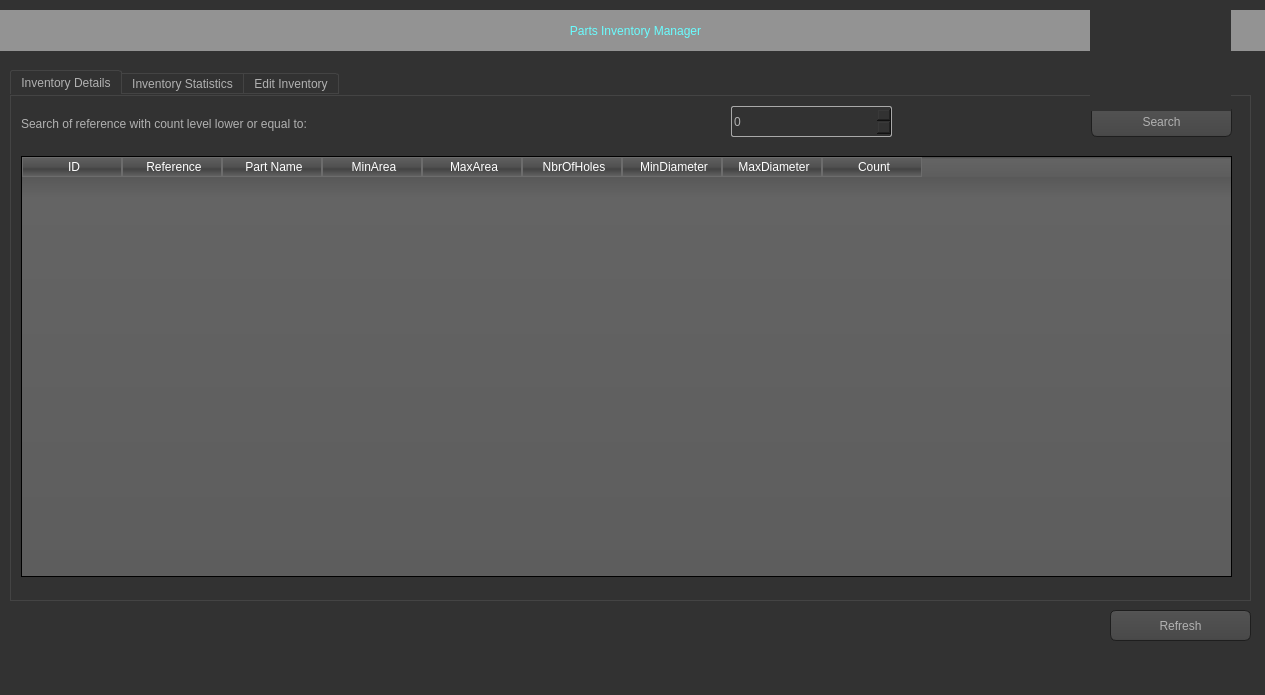
raresrusu38/parts_inventory_manager, file main.ui: the form before one commit.
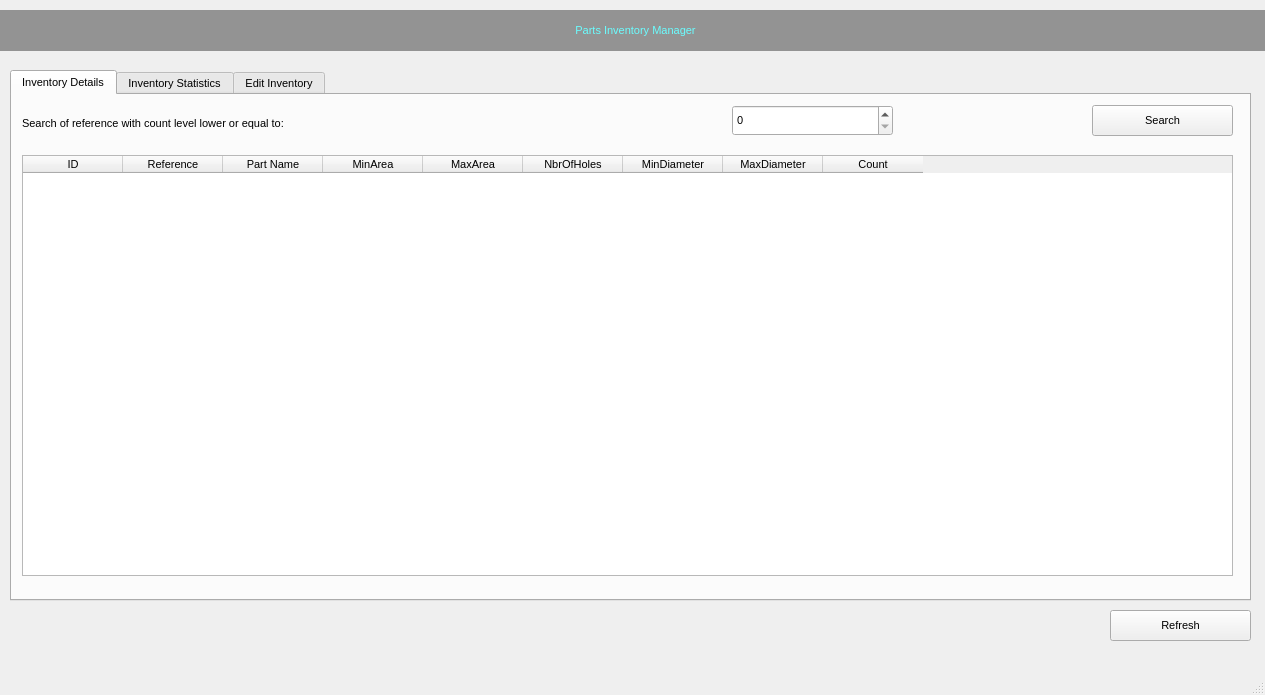
The form after the commit. Icons and pictures are not drawn.

Commit message: fixed add and delete issues after moving cursor up

Patch:
```diff
--- a/main.ui
+++ b/main.ui
@@ -18,523 +18,74 @@
     <normaloff>icons/icon.png</normaloff>icons/icon.png</iconset>
   </property>
   <property name="styleSheet">
-   <string notr="true">QToolTip
-{
-     border: 1px solid black;
-     background-color: #ffa02f;
-     padding: 1px;
-     border-radius: 3px;
-     opacity: 100;
+   <string notr="true">QWidget {
+    font-size: 11px;
 }
 
-QWidget
-{
-    color: #b1b1b1;
-    background-color: #323232;
+QTableView {
+    font-size: 10px;
+    alternate-background-color: #EEEEFF;
 }
 
-QTreeView, QListView
-{
-    background-color: silver;
-    margin-left: 5px;
+Browser QPushButton {
+    font-size: 10px;
+    min-width: 10px;
 }
 
-QWidget:item:hover
-{
-    background-color: QLinearGradient( x1: 0, y1: 0, x2: 0, y2: 1, stop: 0 #ffa02f, stop: 1 #ca0619);
-    color: #000000;
+ColorButton::enabled {
+    border: 1px solid #444444;
 }
 
-QWidget:item:selected
-{
-    background-color: QLinearGradient( x1: 0, y1: 0, x2: 0, y2: 1, stop: 0 #ffa02f, stop: 1 #d7801a);
+ColorButton::disabled {
+    border: 1px solid #AAAAAA;
 }
 
-QMenuBar::item
-{
-    background: transparent;
-}
 
-QMenuBar::item:selected
-{
-    background: transparent;
-    border: 1px solid #ffaa00;
-}
-
-QMenuBar::item:pressed
-{
-    background: #444;
-    border: 1px solid #000;
-    background-color: QLinearGradient(
-        x1:0, y1:0,
-        x2:0, y2:1,
-        stop:1 #212121,
-        stop:0.4 #343434/*,
-        stop:0.2 #343434,
-        stop:0.1 #ffaa00*/
-    );
-    margin-bottom:-1px;
-    padding-bottom:1px;
-}
-
-QMenu
-{
-    border: 1px solid #000;
-}
-
-QMenu::item
-{
-    padding: 2px 20px 2px 20px;
-}
-
-QMenu::item:selected
-{
-    color: #000000;
-}
-
-QWidget:disabled
-{
-    color: #808080;
-    background-color: #323232;
-}
-
-QAbstractItemView
-{
-    background-color: QLinearGradient( x1: 0, y1: 0, x2: 0, y2: 1, stop: 0 #4d4d4d, stop: 0.1 #646464, stop: 1 #5d5d5d);
-}
-
-QWidget:focus
-{
-    /*border: 1px solid darkgray;*/
-}
-
-QLineEdit
-{
-    background-color: QLinearGradient( x1: 0, y1: 0, x2: 0, y2: 1, stop: 0 #4d4d4d, stop: 0 #646464, stop: 1 #5d5d5d);
-    padding: 1px;
-    border-style: solid;
-    border: 1px solid #1e1e1e;
-    border-radius: 5;
-}
-
-QPushButton
-{
-    color: #b1b1b1;
-    background-color: QLinearGradient( x1: 0, y1: 0, x2: 0, y2: 1, stop: 0 #565656, stop: 0.1 #525252, stop: 0.5 #4e4e4e, stop: 0.9 #4a4a4a, stop: 1 #464646);
-    border-width: 1px;
-    border-color: #1e1e1e;
-    border-style: solid;
-    border-radius: 6;
-    padding: 3px;
-    font-size: 12px;
-    padding-left: 5px;
-    padding-right: 5px;
-    min-width: 40px;
-}
-
-QPushButton:pressed
-{
-    background-color: QLinearGradient( x1: 0, y1: 0, x2: 0, y2: 1, stop: 0 #2d2d2d, stop: 0.1 #2b2b2b, stop: 0.5 #292929, stop: 0.9 #282828, stop: 1 #252525);
-}
-
-QComboBox
-{
-    selection-background-color: #ffaa00;
-    background-color: QLinearGradient( x1: 0, y1: 0, x2: 0, y2: 1, stop: 0 #565656, stop: 0.1 #525252, stop: 0.5 #4e4e4e, stop: 0.9 #4a4a4a, stop: 1 #464646);
-    border-style: solid;
-    border: 1px solid #1e1e1e;
-    border-radius: 5;
-}
-
-QComboBox:hover,QPushButton:hover
-{
-    border: 2px solid QLinearGradient( x1: 0, y1: 0, x2: 0, y2: 1, stop: 0 #ffa02f, stop: 1 #d7801a);
-}
-
-
-QComboBox:on
-{
-    padding-top: 3px;
-    padding-left: 4px;
-    background-color: QLinearGradient( x1: 0, y1: 0, x2: 0, y2: 1, stop: 0 #2d2d2d, stop: 0.1 #2b2b2b, stop: 0.5 #292929, stop: 0.9 #282828, stop: 1 #252525);
-    selection-background-color: #ffaa00;
-}
-
-QComboBox QAbstractItemView
-{
-    border: 2px solid darkgray;
-    selection-background-color: QLinearGradient( x1: 0, y1: 0, x2: 0, y2: 1, stop: 0 #ffa02f, stop: 1 #d7801a);
-}
-
-QComboBox::drop-down
-{
-     subcontrol-origin: padding;
-     subcontrol-position: top right;
-     width: 15px;
-
-     border-left-width: 0px;
-     border-left-color: darkgray;
-     border-left-style: solid; /* just a single line */
-     border-top-right-radius: 3px; /* same radius as the QComboBox */
-     border-bottom-right-radius: 3px;
- }
-
-QComboBox::down-arrow
-{
-     image: url(:/dark_orange/img/down_arrow.png);
-}
-
-QGroupBox
-{
-    border: 1px solid darkgray;
-    margin-top: 10px;
-}
-
-QGroupBox:focus
-{
-    border: 1px solid darkgray;
-}
-
-QTextEdit:focus
-{
-    border: 1px solid darkgray;
-}
-
-QScrollBar:horizontal {
-     border: 1px solid #222222;
-     background: QLinearGradient( x1: 0, y1: 0, x2: 0, y2: 1, stop: 0.0 #121212, stop: 0.2 #282828, stop: 1 #484848);
-     height: 7px;
-     margin: 0px 16px 0 16px;
-}
-
-QScrollBar::handle:horizontal
-{
-      background: QLinearGradient( x1: 0, y1: 0, x2: 1, y2: 0, stop: 0 #ffa02f, stop: 0.5 #d7801a, stop: 1 #ffa02f);
-      min-height: 20px;
-      border-radius: 2px;
-}
-
-QScrollBar::add-line:horizontal {
-      border: 1px solid #1b1b19;
-      border-radius: 2px;
-      background: QLinearGradient( x1: 0, y1: 0, x2: 1, y2: 0, stop: 0 #ffa02f, stop: 1 #d7801a);
-      width: 14px;
-      subcontrol-position: right;
-      subcontrol-origin: margin;
-}
-
-QScrollBar::sub-line:horizontal {
-      border: 1px solid #1b1b19;
-      border-radius: 2px;
-      background: QLinearGradient( x1: 0, y1: 0, x2: 1, y2: 0, stop: 0 #ffa02f, stop: 1 #d7801a);
-      width: 14px;
-     subcontrol-position: left;
-     subcontrol-origin: margin;
-}
-
-QScrollBar::right-arrow:horizontal, QScrollBar::left-arrow:horizontal
-{
-      border: 1px solid black;
-      width: 1px;
-      height: 1px;
-      background: white;
-}
-
-QScrollBar::add-page:horizontal, QScrollBar::sub-page:horizontal
-{
-      background: none;
-}
-
-QScrollBar:vertical
-{
-      background: QLinearGradient( x1: 0, y1: 0, x2: 1, y2: 0, stop: 0.0 #121212, stop: 0.2 #282828, stop: 1 #484848);
-      width: 7px;
-      margin: 16px 0 16px 0;
-      border: 1px solid #222222;
-}
-
-QScrollBar::handle:vertical
-{
-      background: QLinearGradient( x1: 0, y1: 0, x2: 0, y2: 1, stop: 0 #ffa02f, stop: 0.5 #d7801a, stop: 1 #ffa02f);
-      min-height: 20px;
-      border-radius: 2px;
-}
-
-QScrollBar::add-line:vertical
-{
-      border: 1px solid #1b1b19;
-      border-radius: 2px;
-      background: QLinearGradient( x1: 0, y1: 0, x2: 0, y2: 1, stop: 0 #ffa02f, stop: 1 #d7801a);
-      height: 14px;
-      subcontrol-position: bottom;
-      subcontrol-origin: margin;
-}
-
-QScrollBar::sub-line:vertical
-{
-      border: 1px solid #1b1b19;
-      border-radius: 2px;
-      background: QLinearGradient( x1: 0, y1: 0, x2: 0, y2: 1, stop: 0 #d7801a, stop: 1 #ffa02f);
-      height: 14px;
-      subcontrol-position: top;
-      subcontrol-origin: margin;
-}
-
-QScrollBar::up-arrow:vertical, QScrollBar::down-arrow:vertical
-{
-      border: 1px solid black;
-      width: 1px;
-      height: 1px;
-      background: white;
-}
-
-
-QScrollBar::add-page:vertical, QScrollBar::sub-page:vertical
-{
-      background: none;
-}
-
-QTextEdit
-{
-    background-color: #242424;
-}
-
-QPlainTextEdit
-{
-    background-color: #242424;
-}
-
-QHeaderView::section
-{
-    background-color: QLinearGradient(x1:0, y1:0, x2:0, y2:1, stop:0 #616161, stop: 0.5 #505050, stop: 0.6 #434343, stop:1 #656565);
-    color: white;
-    padding-left: 4px;
-    border: 1px solid #6c6c6c;
-}
-
-QCheckBox:disabled
-{
-color: #414141;
-}
-
-QDockWidget::title
-{
-    text-align: center;
-    spacing: 3px; /* spacing between items in the tool bar */
-    background-color: QLinearGradient(x1:0, y1:0, x2:0, y2:1, stop:0 #323232, stop: 0.5 #242424, stop:1 #323232);
-}
-
-QDockWidget::close-button, QDockWidget::float-button
-{
-    text-align: center;
-    spacing: 1px; /* spacing between items in the tool bar */
-    background-color: QLinearGradient(x1:0, y1:0, x2:0, y2:1, stop:0 #323232, stop: 0.5 #242424, stop:1 #323232);
-}
-
-QDockWidget::close-button:hover, QDockWidget::float-button:hover
-{
-    background: #242424;
-}
-
-QDockWidget::close-button:pressed, QDockWidget::float-button:pressed
-{
-    padding: 1px -1px -1px 1px;
-}
-
-QMainWindow::separator
-{
-    background-color: QLinearGradient(x1:0, y1:0, x2:0, y2:1, stop:0 #161616, stop: 0.5 #151515, stop: 0.6 #212121, stop:1 #343434);
-    color: white;
-    padding-left: 4px;
-    border: 1px solid #4c4c4c;
-    spacing: 3px; /* spacing between items in the tool bar */
-}
-
-QMainWindow::separator:hover
-{
-
-    background-color: QLinearGradient(x1:0, y1:0, x2:0, y2:1, stop:0 #d7801a, stop:0.5 #b56c17 stop:1 #ffa02f);
-    color: white;
-    padding-left: 4px;
-    border: 1px solid #6c6c6c;
-    spacing: 3px; /* spacing between items in the tool bar */
-}
-
-QToolBar::handle
-{
-     spacing: 3px; /* spacing between items in the tool bar */
-     background: url(:/dark_orange/img/handle.png);
-}
-
-QMenu::separator
-{
-    height: 2px;
-    background-color: QLinearGradient(x1:0, y1:0, x2:0, y2:1, stop:0 #161616, stop: 0.5 #151515, stop: 0.6 #212121, stop:1 #343434);
-    color: white;
-    padding-left: 4px;
-    margin-left: 10px;
-    margin-right: 5px;
-}
-
-QProgressBar
-{
-    border: 2px solid grey;
+Browser QGroupBox {
+    background-color: qlineargradient(x1: 0, y1: 0, x2: 0, y2: 1,
+                                      stop: 0 #E0E0E0, stop: 1 #FFFFFF);
+    border: 2px solid #999999;
     border-radius: 5px;
-    text-align: center;
+    margin-top: 1ex; /* leave space at the top for the title */
+    font-size: 13px;
+    color: black;
 }
 
-QProgressBar::chunk
-{
-    background-color: #d7801a;
-    width: 2.15px;
-    margin: 0.5px;
+Browser QGroupBox::title {
+    subcontrol-origin: margin;
+    subcontrol-position: top center; /* position at the top center */
+    padding: 0 3px;
+    font-size: 13px;
+    color: black;
 }
 
-QTabBar::tab {
-    color: #b1b1b1;
-    border: 1px solid #444;
-    border-bottom-style: none;
-    background-color: #323232;
-    padding-left: 10px;
-    padding-right: 10px;
-    padding-top: 3px;
-    padding-bottom: 2px;
-    margin-right: -1px;
+PluginItem {
+    border: 2px solid black;
+    background: white;
 }
 
-QTabWidget::pane {
-    border: 1px solid #444;
-    top: 1px;
-}
 
-QTabBar::tab:last
-{
-    margin-right: 0; /* the last selected tab has nothing to overlap with on the right */
-    border-top-right-radius: 3px;
+PluginItem Frame {
+    background: #CCCCCC;
 }
 
-QTabBar::tab:first:!selected
-{
- margin-left: 0px; /* the last selected tab has nothing to overlap with on the right */
 
-
-    border-top-left-radius: 3px;
-}
-
-QTabBar::tab:!selected
-{
-    color: #b1b1b1;
-    border-bottom-style: solid;
-    margin-top: 3px;
-    background-color: QLinearGradient(x1:0, y1:0, x2:0, y2:1, stop:1 #212121, stop:.4 #343434);
-}
-
-QTabBar::tab:selected
-{
-    border-top-left-radius: 3px;
-    border-top-right-radius: 3px;
-    margin-bottom: 0px;
-}
-
-QTabBar::tab:!selected:hover
-{
-    /*border-top: 2px solid #ffaa00;
-    padding-bottom: 3px;*/
-    border-top-left-radius: 3px;
-    border-top-right-radius: 3px;
-    background-color: QLinearGradient(x1:0, y1:0, x2:0, y2:1, stop:1 #212121, stop:0.4 #343434, stop:0.2 #343434, stop:0.1 #ffaa00);
-}
-
-QRadioButton::indicator:checked, QRadioButton::indicator:unchecked{
-    color: #b1b1b1;
-    background-color: #323232;
-    border: 1px solid #b1b1b1;
-    border-radius: 6px;
-}
-
-QRadioButton::indicator:checked
-{
-    background-color: qradialgradient(
-        cx: 0.5, cy: 0.5,
-        fx: 0.5, fy: 0.5,
-        radius: 1.0,
-        stop: 0.25 #ffaa00,
-        stop: 0.3 #323232
-    );
-}
-
-QCheckBox::indicator{
-    color: #b1b1b1;
-    background-color: #323232;
-    border: 1px solid #b1b1b1;
-    width: 9px;
-    height: 9px;
-}
-
-QRadioButton::indicator
-{
-    border-radius: 6px;
-}
-
-QRadioButton::indicator:hover, QCheckBox::indicator:hover
-{
-    border: 1px solid #ffaa00;
-}
-
-QCheckBox::indicator:checked
-{
-    image:url(:/dark_orange/img/checkbox.png);
-}
-
-QCheckBox::indicator:disabled, QRadioButton::indicator:disabled
-{
-    border: 1px solid #444;
-}
-
-
-QSlider::groove:horizontal {
-    border: 1px solid #3A3939;
-    height: 8px;
-    background: #201F1F;
-    margin: 2px 0;
+TabButton {
+    border: 1px solid #8f8f91;
     border-radius: 2px;
+    padding: 3px;
+    min-width: 120px;
 }
 
-QSlider::handle:horizontal {
-    background: QLinearGradient( x1: 0, y1: 0, x2: 0, y2: 1,
-      stop: 0.0 silver, stop: 0.2 #a8a8a8, stop: 1 #727272);
-    border: 1px solid #3A3939;
-    width: 14px;
-    height: 14px;
-    margin: -4px 0;
-    border-radius: 2px;
+TabButton::checked {
+    background-color: qlineargradient(x1: 0, y1: 0 , x2: 0, y2: 1,
+                                      stop: 0 #9a9b9e, stop: 1 #babbbe);
 }
 
-QSlider::groove:vertical {
-    border: 1px solid #3A3939;
-    width: 8px;
-    background: #201F1F;
-    margin: 0 0px;
-    border-radius: 2px;
-}
 
-QSlider::handle:vertical {
-    background: QLinearGradient( x1: 0, y1: 0, x2: 0, y2: 1, stop: 0.0 silver,
-      stop: 0.2 #a8a8a8, stop: 1 #727272);
-    border: 1px solid #3A3939;
-    width: 14px;
-    height: 14px;
-    margin: 0 -4px;
-    border-radius: 2px;
-}
-
-QAbstractSpinBox {
-    padding-top: 2px;
-    padding-bottom: 2px;
-    border: 1px solid darkgray;
-
-    border-radius: 2px;
-    min-width: 50px;
+TabButton::pressed {
+    background-color: qlineargradient(x1: 0, y1: 0 , x2: 0, y2: 1,
+                                      stop: 0 #9a9b9e, stop: 1 #babbbe);
 }</string>
   </property>
   <widget class="QWidget" name="centralwidget">
```
Left out of the diff: 10 changed lines with no effect on the pictures. The commit also changes 2 other files.
